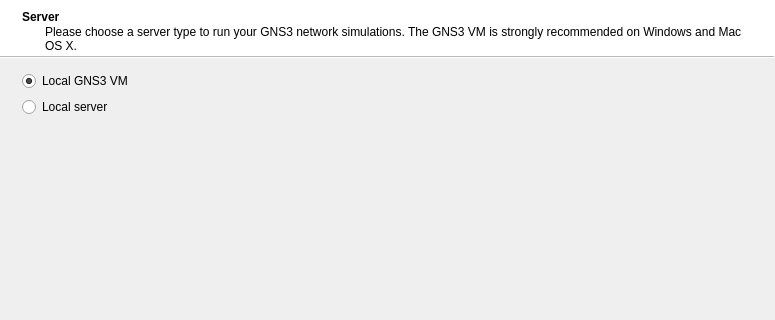
Old version of the form gns3/ui/setup_wizard.ui in the repository GNS3/gns3-gui; both pictures show x 0 to 775 and y 0 to 320 of the 775 by 539 pixel window.
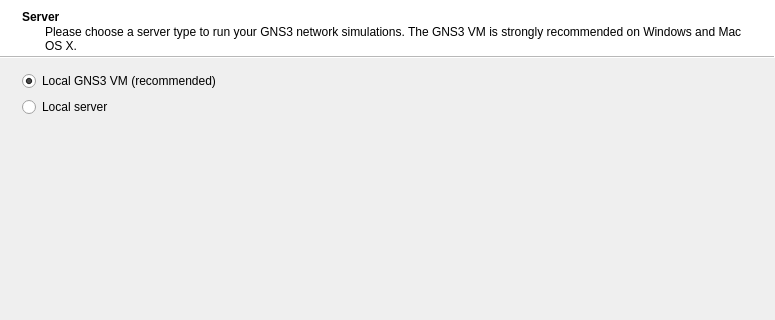
New version of the form. Icons and pictures are not drawn.

Commit message:
Repare setup wizard
Ref #1329

What changed in the file:
```diff
--- a/gns3/ui/setup_wizard.ui
+++ b/gns3/ui/setup_wizard.ui
@@ -48,7 +48,7 @@
        <string>Dynamips, IOU, VPCS and Qemu will use this virtual machine.</string>
       </property>
       <property name="text">
-       <string>Local GNS3 VM</string>
+       <string>Local GNS3 VM (recommended)</string>
       </property>
       <property name="checked">
        <bool>true</bool>
```
The commit also changes 2 other files.
